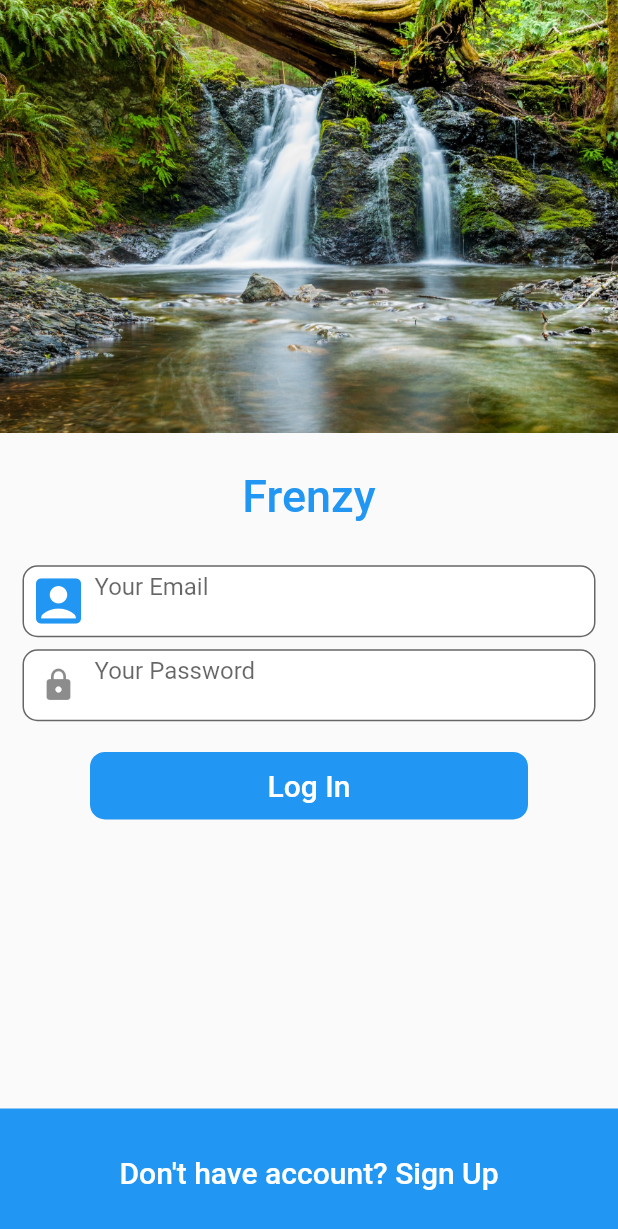
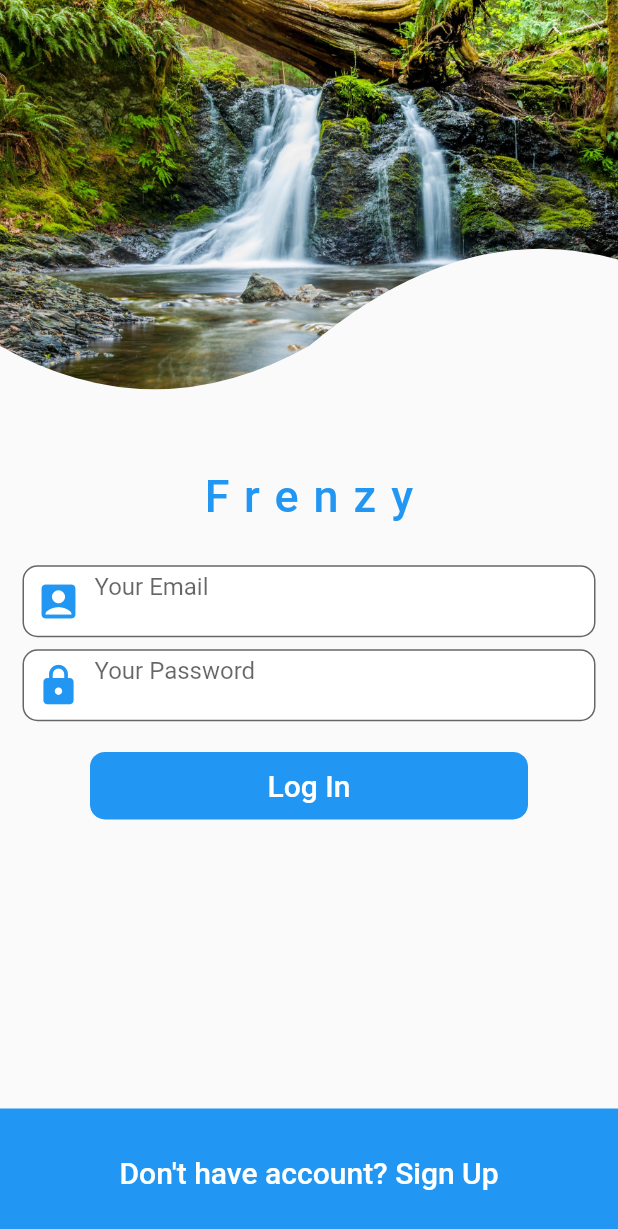
Before and after one commit to habibm94/social_media_ui, a Flutter app: the screen it shows after launch, on a phone screen of 412 x 824 dp. Shown: the top 1229 px of the screen. Run offline on Flutter 3.47's test engine with Material 2 defaults, Android fonts, the phone set to English and light mode, and no system bars.

Commit message:
login screen custom image clipper completed

```diff
--- a/lib/view/login_screen.dart
+++ b/lib/view/login_screen.dart
@@ -1,4 +1,5 @@
 import 'package:flutter/material.dart';
+import 'package:social_media_ui/widgets/curvedClipper.dart';
 
 class LoginScreen extends StatefulWidget {
   @override
@@ -15,11 +16,14 @@ class _LoginScreenState extends State<LoginScreen> {
           child: Column(
             mainAxisSize: MainAxisSize.min,
             children: [
-              Image(
-                image: AssetImage('assets/images/login_background.jpg'),
-                fit: BoxFit.cover,
-                height: MediaQuery.of(context).size.height * 0.35,
-                width: double.infinity,
+              ClipPath(
+                clipper: CurvedClipper(),
+                child: Image(
+                  image: AssetImage('assets/images/login_background.jpg'),
+                  fit: BoxFit.cover,
+                  height: MediaQuery.of(context).size.height * 0.35,
+                  width: double.infinity,
+                ),
               ),
               SizedBox(
                 height: MediaQuery.of(context).size.height * 0.03,
@@ -29,7 +33,8 @@ class _LoginScreenState extends State<LoginScreen> {
                 style: TextStyle(
                     fontSize: 30.0,
                     fontWeight: FontWeight.w500,
-                    color: Theme.of(context).primaryColor),
+                    color: Theme.of(context).primaryColor,
+                    letterSpacing: 10.0),
               ),
               SizedBox(
                 height: MediaQuery.of(context).size.height * 0.03,
@@ -41,7 +46,7 @@ class _LoginScreenState extends State<LoginScreen> {
                   decoration: InputDecoration(
                     prefixIcon: Icon(
                       Icons.account_box,
-                      size: 40.0,
+                      size: 30.0,
                       color: Theme.of(context).primaryColor,
                     ),
                     fillColor: Colors.white,
@@ -61,7 +66,11 @@ class _LoginScreenState extends State<LoginScreen> {
                 child: TextField(
                   maxLines: 2,
                   decoration: InputDecoration(
-                    prefixIcon: Icon(Icons.lock),
+                    prefixIcon: Icon(
+                      Icons.lock,
+                      size: 30.0,
+                      color: Theme.of(context).primaryColor,
+                    ),
                     fillColor: Colors.white,
                     filled: true,
                     contentPadding:
--- /dev/null
+++ b/lib/widgets/curvedClipper.dart
@@ -0,0 +1,26 @@
+import 'package:flutter/material.dart';
+
+class CurvedClipper extends CustomClipper<Path> {
+  @override
+  Path getClip(Size size) {
+    Path path = Path();
+    path.lineTo(0, 4 * size.height / 5);
+    Offset curvedpoint1 = Offset(size.width / 4, size.height);
+    Offset centerpoint = Offset(size.width / 2, 4 * size.height / 5);
+    path.quadraticBezierTo(
+        curvedpoint1.dx, curvedpoint1.dy, centerpoint.dx, centerpoint.dy);
+
+    Offset curvedpoint2 = Offset((size.width / 4) * 3, size.height / 2);
+    Offset endpoint = Offset(size.width, 3 * size.height / 5);
+    path.quadraticBezierTo(
+        curvedpoint2.dx, curvedpoint2.dy, endpoint.dx, endpoint.dy);
+    path.lineTo(size.width, 0);
+    path.close();
+    return path;
+  }
+
+  @override
+  bool shouldReclip(covariant CustomClipper<Path> oldClipper) {
+    return false;
+  }
+}
```
